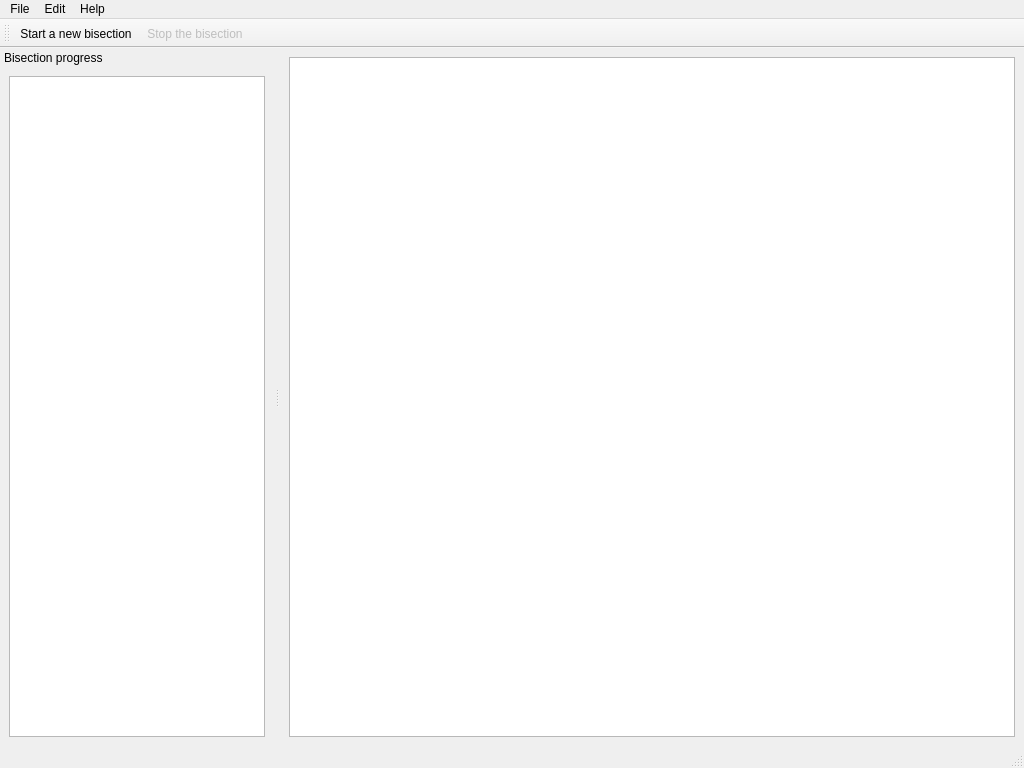
This is gui/mozregui/ui/mainwindow.ui in mozilla/mozregression as Qt 5 draws it before an edit. The edited form follows.
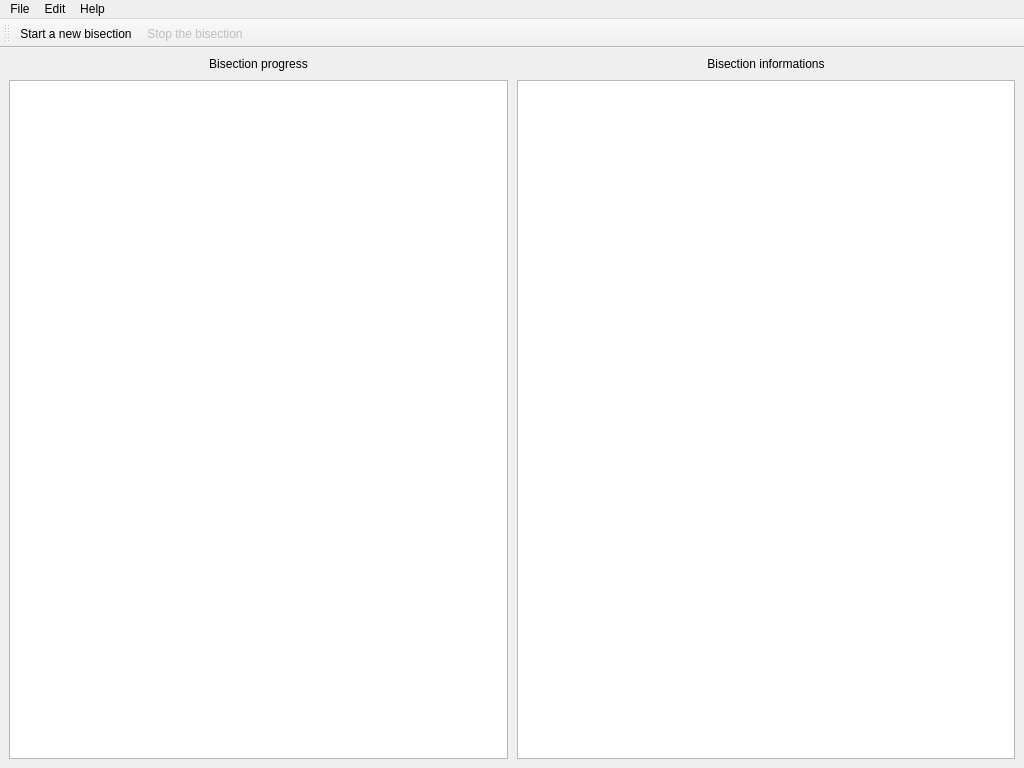
This is the edited form. Icons and pictures are not drawn. Custom widgets are drawn as their Qt base class.

Commit message: Rework of the gui structure

Patch:
```diff
--- a/gui/mozregui/ui/mainwindow.ui
+++ b/gui/mozregui/ui/mainwindow.ui
@@ -19,7 +19,18 @@
   </property>
   <widget class="QWidget" name="centralwidget">
    <layout class="QVBoxLayout" name="verticalLayout">
+    <property name="spacing">
+     <number>6</number>
+    </property>
+    <property name="margin">
+     <number>9</number>
+    </property>
     <item>
+     <layout class="QGridLayout" name="gridLayout">
+      <property name="spacing">
+       <number>9</number>
+      </property>
+      <item row="1" column="1">
      <widget class="BuildInfoTextBrowser" name="build_info_browser">
       <property name="lineWrapMode">
        <enum>QTextEdit::NoWrap</enum>
@@ -32,6 +43,41 @@
       </property>
      </widget>
     </item>
+      <item row="1" column="0">
+       <widget class="ReportView" name="report_view">
+        <attribute name="horizontalHeaderVisible">
+         <bool>false</bool>
+        </attribute>
+        <attribute name="horizontalHeaderStretchLastSection">
+         <bool>true</bool>
+        </attribute>
+        <attribute name="verticalHeaderVisible">
+         <bool>false</bool>
+        </attribute>
+       </widget>
+      </item>
+      <item row="0" column="0">
+       <widget class="QLabel" name="label">
+        <property name="text">
+         <string>Bisection progress</string>
+        </property>
+        <property name="alignment">
+         <set>Qt::AlignCenter</set>
+        </property>
+       </widget>
+      </item>
+      <item row="0" column="1">
+       <widget class="QLabel" name="label_2">
+        <property name="text">
+         <string>Bisection informations</string>
+        </property>
+        <property name="alignment">
+         <set>Qt::AlignCenter</set>
+        </property>
+       </widget>
+      </item>
+     </layout>
+    </item>
    </layout>
   </widget>
   <widget class="QMenuBar" name="menubar">
@@ -68,35 +114,6 @@
    <addaction name="menuEdit"/>
    <addaction name="menuHelp"/>
   </widget>
-  <widget class="QStatusBar" name="statusbar"/>
-  <widget class="QDockWidget" name="dockWidget">
-   <property name="features">
-    <set>QDockWidget::NoDockWidgetFeatures</set>
-   </property>
-   <property name="windowTitle">
-    <string>Bisection progress</string>
-   </property>
-   <attribute name="dockWidgetArea">
-    <number>1</number>
-   </attribute>
-   <widget class="QWidget" name="dockWidgetContents">
-    <layout class="QVBoxLayout" name="verticalLayout_2">
-     <item>
-      <widget class="ReportView" name="report_view">
-       <attribute name="horizontalHeaderVisible">
-        <bool>false</bool>
-       </attribute>
-       <attribute name="horizontalHeaderStretchLastSection">
-        <bool>true</bool>
-       </attribute>
-       <attribute name="verticalHeaderVisible">
-        <bool>false</bool>
-       </attribute>
-      </widget>
-     </item>
-    </layout>
-   </widget>
-  </widget>
   <widget class="QToolBar" name="toolBar">
    <property name="windowTitle">
     <string>toolBar</string>
```
Left out of the diff: 2 changed lines with no effect on the pictures. Lines whose indentation alone changed are shown as unchanged. The commit also changes 1 other file.
